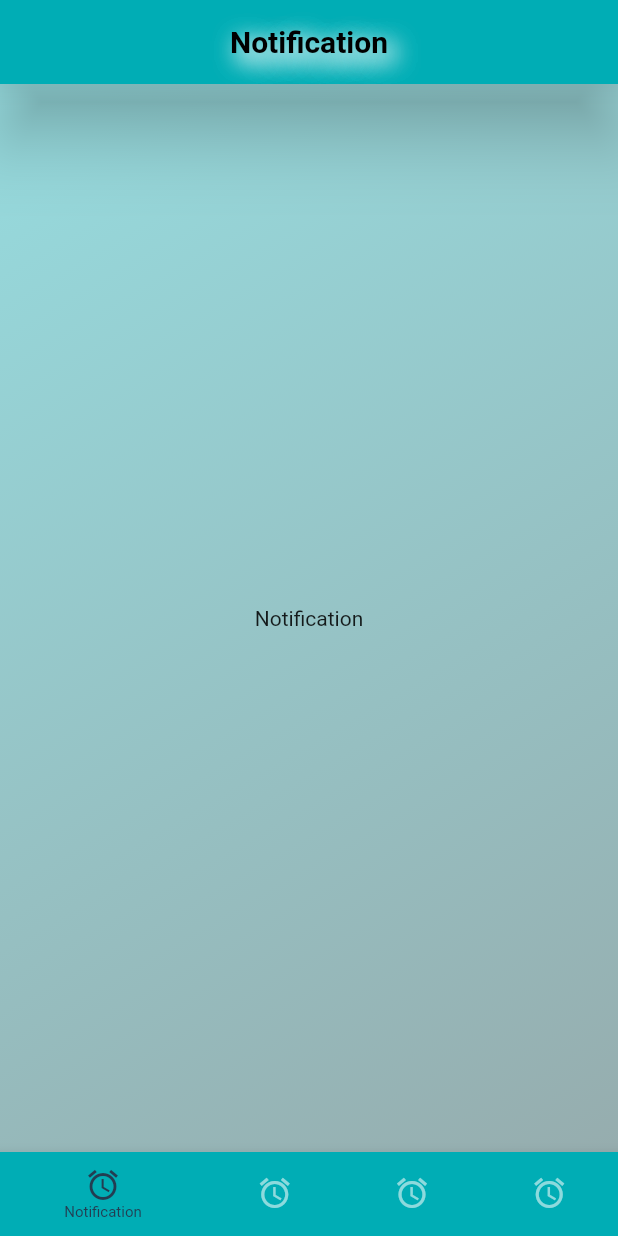
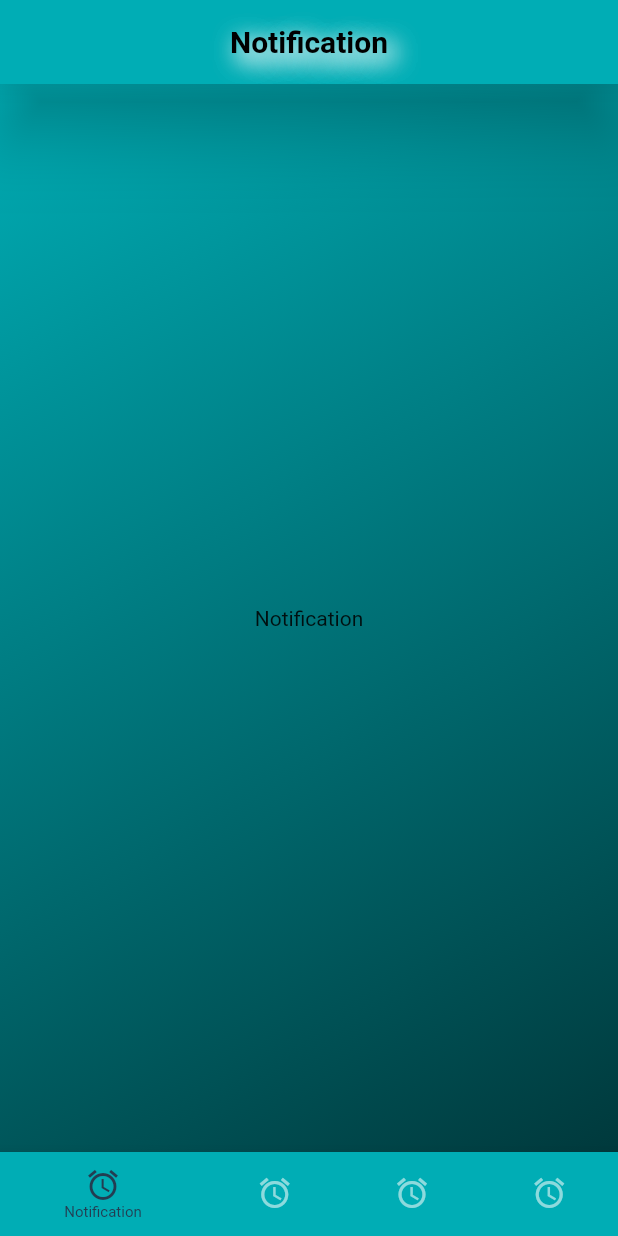
Before and after one commit to Ahmedriyadh19/SARS, a Flutter app: the screen it shows after launch, after a tap on "Login", on a phone screen of 412 x 824 dp. Run offline on Flutter 3.47's test engine with Material 2 defaults, Android fonts, the phone set to English and light mode, and no system bars.

Commit message:
Updated v1.1

```diff
--- a/lib/Control/contorl.dart
+++ b/lib/Control/contorl.dart
@@ -1,8 +1,8 @@
 import 'package:flutter/material.dart';
 import 'package:sars/View/Main%20Pages/hold_app_page.dart';
 
-class ControlLess extends StatelessWidget {
-  const ControlLess({Key? key}) : super(key: key);
+class MyApp extends StatelessWidget {
+  const MyApp({Key? key}) : super(key: key);
 
   @override
   Widget build(BuildContext context) {
--- a/lib/View/Branch Pages/profile.dart
+++ b/lib/View/Branch Pages/profile.dart
@@ -11,7 +11,9 @@ class ProfilePage extends State {
       mainAxisAlignment: MainAxisAlignment.center,
       children: [
         const Text('Profile'),
-       const SizedBox(height: 400,),
+        const SizedBox(
+          height: 400,
+        ),
         ElevatedButton(
           child: const Text(
             'Logout',
@@ -24,8 +26,8 @@ class ProfilePage extends State {
                       side: const BorderSide(
                           color: Color.fromARGB(255, 141, 218, 221)))),
               elevation: MaterialStateProperty.all(30),
-              backgroundColor:
-                  MaterialStateProperty.all(const Color.fromARGB(100, 0, 57, 60)),
+              backgroundColor: MaterialStateProperty.all(
+                  const Color.fromARGB(0, 0, 57, 60)),
               padding: MaterialStateProperty.all(
                   const EdgeInsets.only(left: 112, right: 112)),
               textStyle:
--- a/lib/View/Main Pages/main_page.dart
+++ b/lib/View/Main Pages/main_page.dart
@@ -75,8 +75,8 @@ class MainPage extends State {
             begin: Alignment.topLeft,
             end: Alignment.bottomRight,
             colors: [
-              Color.fromRGBO(0, 173, 181, 0.4),
-              Color.fromRGBO(0, 57, 60, 0.4),
+              Color.fromRGBO(0, 173, 181, 1),
+              Color.fromRGBO(0, 57, 60, 1),
             ],
           )),
           child: Column(
--- a/lib/main.dart
+++ b/lib/main.dart
@@ -2,5 +2,17 @@ import 'package:flutter/material.dart';
 import 'package:sars/Control/contorl.dart';
 
 void main() {
-  runApp(const ControlLess());
+  runApp(const MyApp());
 }
+
+class MyApp extends StatelessWidget {
+  const MyApp({Key? key}) : super(key: key);
+
+  @override
+  Widget build(BuildContext context) {
+    return const MaterialApp(
+      debugShowCheckedModeBanner: false,
+      home: ControlFull(),
+    );
+  }
+}
```
